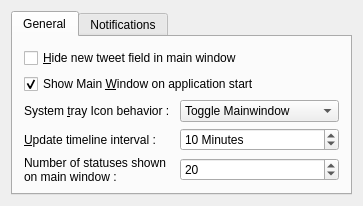
KDE/choqok, file src/prefs_base.ui: the form before one commit.
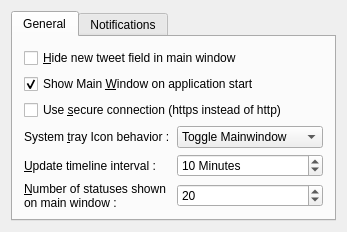
The form after the commit. Custom widgets are drawn as their Qt base class.

Commit message: Support for using secure connections (https) added.

```diff
--- a/src/prefs_base.ui
+++ b/src/prefs_base.ui
@@ -5,8 +5,8 @@
    <rect>
     <x>0</x>
     <y>0</y>
-    <width>363</width>
-    <height>197</height>
+    <width>347</width>
+    <height>224</height>
    </rect>
   </property>
   <layout class="QGridLayout" name="gridLayout_3" >
@@ -20,7 +20,7 @@
        <string>General</string>
       </attribute>
       <layout class="QGridLayout" name="gridLayout_2" >
-       <item row="2" column="0" >
+       <item row="3" column="0" >
         <widget class="QLabel" name="label_2" >
          <property name="toolTip" >
           <string>Set behavior of system tray icon clicking option</string>
@@ -33,7 +33,7 @@
          </property>
         </widget>
        </item>
-       <item row="2" column="1" >
+       <item row="3" column="1" >
         <widget class="KComboBox" name="kcfg_systrayTriggerType" >
          <property name="toolTip" >
           <string>Set behavior of system tray icon clicking option</string>
@@ -55,7 +55,7 @@
          </item>
         </widget>
        </item>
-       <item row="3" column="0" >
+       <item row="4" column="0" >
         <widget class="QLabel" name="label" >
          <property name="text" >
           <string>&amp;Update timeline interval :</string>
@@ -65,7 +65,7 @@
          </property>
         </widget>
        </item>
-       <item row="3" column="1" >
+       <item row="4" column="1" >
         <widget class="KIntSpinBox" name="kcfg_updateInterval" >
          <property name="suffix" >
           <string> Minutes</string>
@@ -78,7 +78,7 @@
          </property>
         </widget>
        </item>
-       <item row="4" column="0" >
+       <item row="5" column="0" >
         <widget class="QLabel" name="label_5" >
          <property name="maximumSize" >
           <size>
@@ -87,14 +87,17 @@
           </size>
          </property>
          <property name="text" >
-          <string>Number of statuses shown on main window : </string>
+          <string>&amp;Number of statuses shown on main window : </string>
          </property>
          <property name="wordWrap" >
           <bool>true</bool>
          </property>
+         <property name="buddy" >
+          <cstring>kcfg_countOfStatusesOnMain</cstring>
+         </property>
         </widget>
        </item>
-       <item row="4" column="1" >
+       <item row="5" column="1" >
         <widget class="KIntSpinBox" name="kcfg_countOfStatusesOnMain" >
          <property name="minimum" >
           <number>1</number>
@@ -124,7 +127,7 @@
          </property>
         </widget>
        </item>
-       <item row="5" column="0" colspan="2" >
+       <item row="6" column="0" colspan="2" >
         <spacer name="verticalSpacer" >
          <property name="orientation" >
           <enum>Qt::Vertical</enum>
@@ -137,6 +140,13 @@
          </property>
         </spacer>
        </item>
+       <item row="2" column="0" colspan="2" >
+        <widget class="QCheckBox" name="kcfg_useSecureConnection" >
+         <property name="text" >
+          <string>Use &amp;secure connection (https instead of http)</string>
+         </property>
+        </widget>
+       </item>
       </layout>
      </widget>
      <widget class="QWidget" name="tab_2" >
```
Left out of the diff: 8 changed lines with no effect on the pictures. The commit also changes 5 other files.
